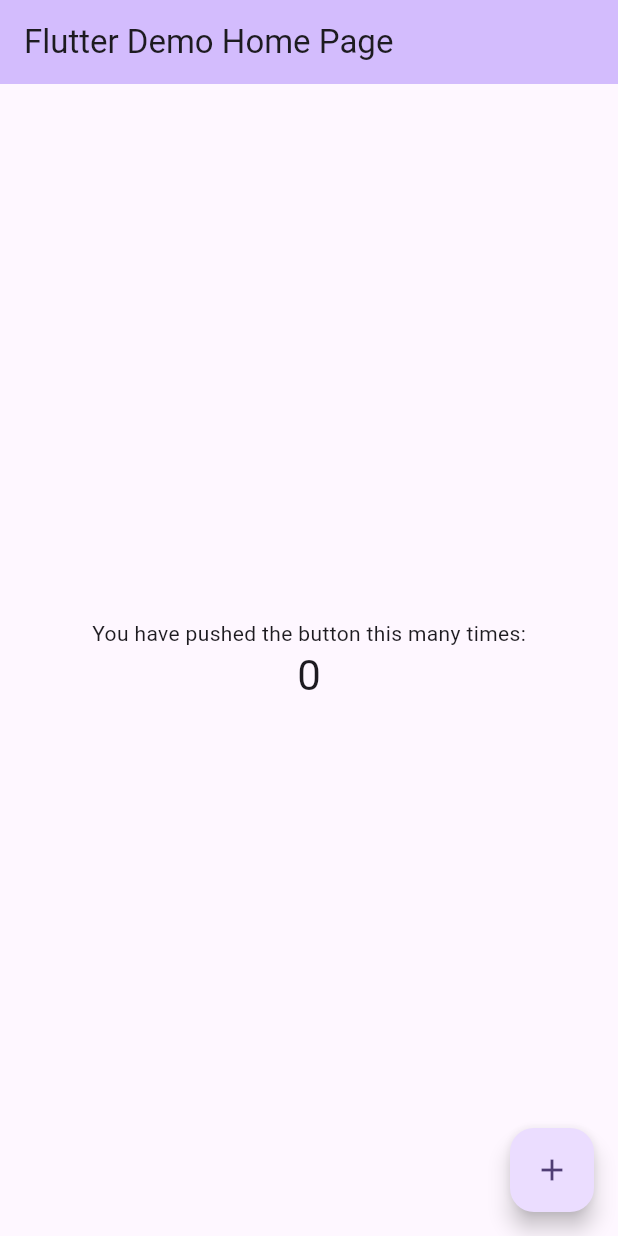
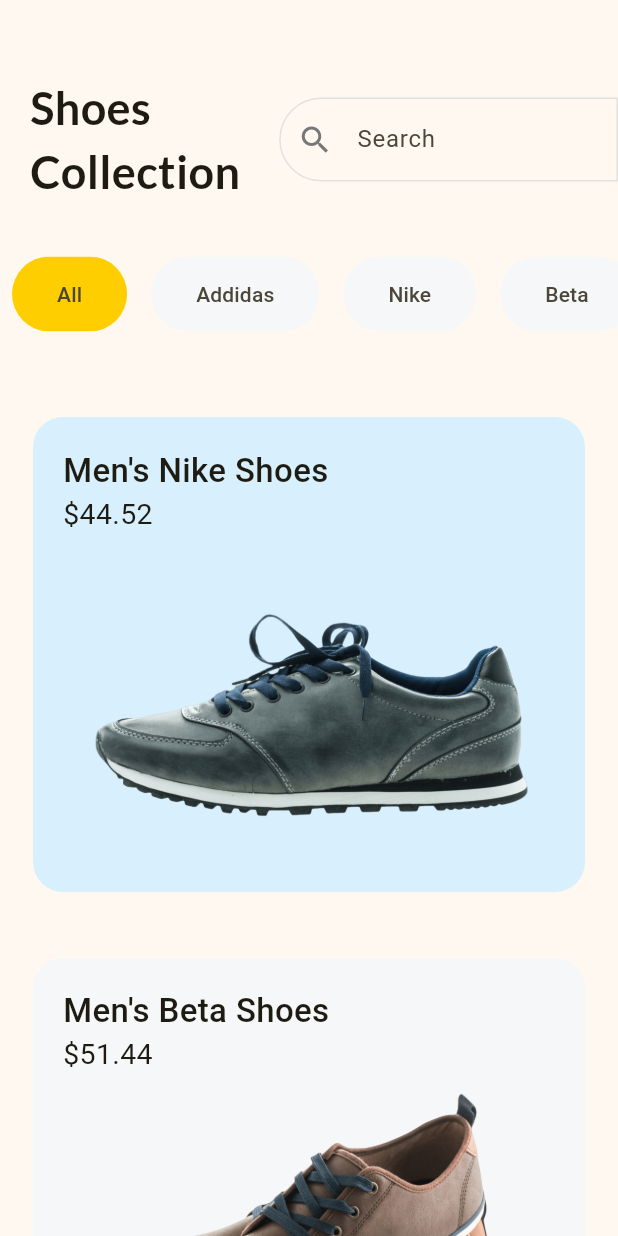
Before and after one commit to OmarHafez1/Flutter_Shopping_App, a Flutter app: the screen it shows after launch, on a phone screen of 412 x 824 dp. Run offline on Flutter 3.47's test engine with Material 3 defaults, Android fonts, the phone set to English and light mode, and no system bars.

Commit message:
Finished the Home Page (code is not refactored yet)

```diff
--- /dev/null
+++ b/lib/AvailableProducts.dart
@@ -0,0 +1,70 @@
+import 'package:shopping_app/Product.dart';
+
+List<Product> availableProducts = [
+  Product(
+    title: "Men's Nike Shoes",
+    price: 44.52,
+    sizes: [37, 38, 40, 42, 43],
+    imagePath: "assets/images/0.png",
+  ),
+  Product(
+    title: "Men's Beta Shoes",
+    price: 51.44,
+    sizes: [38, 39, 42, 43],
+    imagePath: "assets/images/1.png",
+  ),
+  Product(
+    title: "Addidas Shoes",
+    price: 38.99,
+    sizes: [37, 40, 42, 43, 44, 45],
+    imagePath: "assets/images/2.png",
+  ),
+  Product(
+    title: "Men's Beta Shoes",
+    price: 61.34,
+    sizes: [42, 43, 44, 45],
+    imagePath: "assets/images/3.png",
+  ),
+  Product(
+    title: "Nike Shoes",
+    price: 31.99,
+    sizes: [37, 38, 40, 42],
+    imagePath: "assets/images/4.png",
+  ),
+  Product(
+    title: "Beta Shoes",
+    price: 40.59,
+    sizes: [37, 38, 39, 40, 42, 43, 44],
+    imagePath: "assets/images/5.png",
+  ),
+  Product(
+    title: "Men's Nike Shoes",
+    price: 59.41,
+    sizes: [40, 42, 43],
+    imagePath: "assets/images/6.png",
+  ),
+  Product(
+    title: "Women's Addidas Shoes",
+    price: 39.19,
+    sizes: [37, 38, 40],
+    imagePath: "assets/images/7.png",
+  ),
+  Product(
+    title: "Men's Beta Shoes",
+    price: 44.25,
+    sizes: [37, 42, 43],
+    imagePath: "assets/images/8.png",
+  ),
+  Product(
+    title: "Addidas Shoes",
+    price: 41.99,
+    sizes: [38, 41, 42, 43],
+    imagePath: "assets/images/9.png",
+  ),
+  Product(
+    title: "Women's Beta Shoes",
+    price: 43.29,
+    sizes: [37, 38, 39, 40],
+    imagePath: "assets/images/10.png",
+  ),
+];
--- /dev/null
+++ b/lib/Product.dart
@@ -0,0 +1,12 @@
+class Product {
+  String title;
+  double price;
+  List<num> sizes;
+  String imagePath;
+  Product({
+    required this.title,
+    required this.price,
+    required this.sizes,
+    required this.imagePath,
+  });
+}
--- a/lib/main.dart
+++ b/lib/main.dart
@@ -1,4 +1,5 @@
 import 'package:flutter/material.dart';
+import 'package:shopping_app/AvailableProducts.dart';
 
 void main() {
   runApp(const MyApp());
@@ -6,120 +7,185 @@ void main() {
 
 class MyApp extends StatelessWidget {
   const MyApp({super.key});
-
-  // This widget is the root of your application.
   @override
   Widget build(BuildContext context) {
     return MaterialApp(
       title: 'Flutter Demo',
       theme: ThemeData(
-        // This is the theme of your application.
-        //
-        // TRY THIS: Try running your application with "flutter run". You'll see
-        // the application has a purple toolbar. Then, without quitting the app,
-        // try changing the seedColor in the colorScheme below to Colors.green
-        // and then invoke "hot reload" (save your changes or press the "hot
-        // reload" button in a Flutter-supported IDE, or press "r" if you used
-        // the command line to start the app).
-        //
-        // Notice that the counter didn't reset back to zero; the application
-        // state is not lost during the reload. To reset the state, use hot
-        // restart instead.
-        //
-        // This works for code too, not just values: Most code changes can be
-        // tested with just a hot reload.
-        colorScheme: ColorScheme.fromSeed(seedColor: Colors.deepPurple),
+        colorScheme: ColorScheme.fromSeed(
+          seedColor: const Color.fromRGBO(254, 206, 1, 1),
+          primary: const Color.fromRGBO(254, 206, 1, 1),
+        ),
+        inputDecorationTheme: InputDecorationTheme(
+          prefixIconColor: Color.fromRGBO(119, 119, 119, 1),
+        ),
         useMaterial3: true,
       ),
-      home: const MyHomePage(title: 'Flutter Demo Home Page'),
+      home: MyHomePage(),
     );
   }
 }
 
 class MyHomePage extends StatefulWidget {
-  const MyHomePage({super.key, required this.title});
-
-  // This widget is the home page of your application. It is stateful, meaning
-  // that it has a State object (defined below) that contains fields that affect
-  // how it looks.
-
-  // This class is the configuration for the state. It holds the values (in this
-  // case the title) provided by the parent (in this case the App widget) and
-  // used by the build method of the State. Fields in a Widget subclass are
-  // always marked "final".
-
-  final String title;
+  const MyHomePage({super.key});
 
   @override
   State<MyHomePage> createState() => _MyHomePageState();
 }
 
 class _MyHomePageState extends State<MyHomePage> {
-  int _counter = 0;
+  var border = OutlineInputBorder(
+    borderSide: BorderSide(
+      color: Color.fromRGBO(225, 225, 225, 1),
+    ),
+    borderRadius: BorderRadius.horizontal(
+      left: Radius.circular(
+        50,
+      ),
+    ),
+  );
+  List<String> filters = [
+    "All",
+    "Addidas",
+    "Nike",
+    "Beta",
+  ];
 
-  void _incrementCounter() {
-    setState(() {
-      // This call to setState tells the Flutter framework that something has
-      // changed in this State, which causes it to rerun the build method below
-      // so that the display can reflect the updated values. If we changed
-      // _counter without calling setState(), then the build method would not be
-      // called again, and so nothing would appear to happen.
-      _counter++;
-    });
-  }
+  int selectedChip = 0;
 
   @override
   Widget build(BuildContext context) {
-    // This method is rerun every time setState is called, for instance as done
-    // by the _incrementCounter method above.
-    //
-    // The Flutter framework has been optimized to make rerunning build methods
-    // fast, so that you can just rebuild anything that needs updating rather
-    // than having to individually change instances of widgets.
-    return Scaffold(
-      appBar: AppBar(
-        // TRY THIS: Try changing the color here to a specific color (to
-        // Colors.amber, perhaps?) and trigger a hot reload to see the AppBar
-        // change color while the other colors stay the same.
-        backgroundColor: Theme.of(context).colorScheme.inversePrimary,
-        // Here we take the value from the MyHomePage object that was created by
-        // the App.build method, and use it to set our appbar title.
-        title: Text(widget.title),
-      ),
-      body: Center(
-        // Center is a layout widget. It takes a single child and positions it
-        // in the middle of the parent.
-        child: Column(
-          // Column is also a layout widget. It takes a list of children and
-          // arranges them vertically. By default, it sizes itself to fit its
-          // children horizontally, and tries to be as tall as its parent.
-          //
-          // Column has various properties to control how it sizes itself and
-          // how it positions its children. Here we use mainAxisAlignment to
-          // center the children vertically; the main axis here is the vertical
-          // axis because Columns are vertical (the cross axis would be
-          // horizontal).
-          //
-          // TRY THIS: Invoke "debug painting" (choose the "Toggle Debug Paint"
-          // action in the IDE, or press "p" in the console), to see the
-          // wireframe for each widget.
-          mainAxisAlignment: MainAxisAlignment.center,
-          children: <Widget>[
-            const Text(
-              'You have pushed the button this many times:',
+    Color KChipColor = Color.fromRGBO(245, 247, 249, 1);
+    Color KSelectedChipColor = Theme.of(context).primaryColor;
+    return SafeArea(
+      child: Scaffold(
+        body: Column(
+          crossAxisAlignment: CrossAxisAlignment.start,
+          children: [
+            Padding(
+              padding: const EdgeInsets.only(
+                left: 20,
+                top: 50,
+              ),
+              child: Row(
+                children: [
+                  Text(
+                    "Shoes\nCollection",
+                    style: TextStyle(
+                      fontFamily: "Lato",
+                      fontWeight: FontWeight.bold,
+                      fontSize: 30,
+                    ),
+                  ),
+                  SizedBox(
+                    width: 26,
+                  ),
+                  Expanded(
+                    child: TextField(
+                      decoration: InputDecoration(
+                        prefixIcon: Icon(
+                          Icons.search,
+                        ),
+                        hintText: "Search",
+                        border: border,
+                        enabledBorder: border,
+                        focusedBorder: border,
+                      ),
+                    ),
+                  ),
+                ],
+              ),
             ),
-            Text(
-              '$_counter',
-              style: Theme.of(context).textTheme.headlineMedium,
+            SizedBox(
+              height: 120,
+              child: ListView.builder(
+                scrollDirection: Axis.horizontal,
+                itemCount: filters.length,
+                itemBuilder: (context, index) {
+                  return Padding(
+                    padding: const EdgeInsets.all(8.0),
+                    child: GestureDetector(
+                      onTap: () {
+                        setState(() {
+                          selectedChip = index;
+                        });
+                      },
+                      child: Chip(
+                        backgroundColor: index == selectedChip
+                            ? KSelectedChipColor
+                            : KChipColor,
+                        label: Text(
+                          filters[index],
+                        ),
+                        padding: EdgeInsets.symmetric(
+                          horizontal: 22,
+                          vertical: 15,
+                        ),
+                        labelStyle: TextStyle(
+                          fontSize: 14,
+                        ),
+                        shape: RoundedRectangleBorder(
+                          borderRadius: BorderRadius.circular(
+                            30,
+                          ),
+                          side: BorderSide(
+                            color: Color.fromRGBO(255, 255, 255, 0),
+                            width: 0,
+                          ),
+                        ),
+                      ),
+                    ),
+                  );
+                },
+              ),
+            ),
+            Expanded(
+              child: ListView.builder(
+                itemCount: 11,
+                itemBuilder: (context, index) {
+                  return Padding(
+                    padding: const EdgeInsets.all(22.0),
+                    child: Container(
+                      decoration: BoxDecoration(
+                        borderRadius: BorderRadius.all(
+                          Radius.circular(20),
+                        ),
+                        color: index.isEven
+                            ? Color.fromRGBO(216, 240, 253, 1)
+                            : Color.fromRGBO(245, 247, 249, 1),
+                      ),
+                      child: Padding(
+                        padding: const EdgeInsets.all(20.0),
+                        child: Column(
+                          crossAxisAlignment: CrossAxisAlignment.start,
+                          children: [
+                            Text(
+                              availableProducts[index].title,
+                              style: TextStyle(
+                                fontSize: 22,
+                                fontWeight: FontWeight.w500,
+                              ),
+                            ),
+                            Text(
+                              style: TextStyle(
+                                fontSize: 19,
+                              ),
+                              "\$${availableProducts[index].price.toString()}",
+                            ),
+                            Image.asset(
+                              availableProducts[index].imagePath,
+                            ),
+                          ],
+                        ),
+                      ),
+                    ),
+                  );
+                },
+              ),
             ),
           ],
         ),
       ),
-      floatingActionButton: FloatingActionButton(
-        onPressed: _incrementCounter,
-        tooltip: 'Increment',
-        child: const Icon(Icons.add),
-      ), // This trailing comma makes auto-formatting nicer for build methods.
     );
   }
 }
```
Also changed, not shown: pubspec.yaml (+9 -10 lines), assets/fonts/Lato-Bold.ttf (added), assets/fonts/Lato-Light.ttf (added), assets/images/0.png (added), assets/images/1.png (added), assets/images/10.png (added), assets/images/2.png (added), assets/images/3.png (added), assets/images/4.png (added), assets/images/5.png (added), assets/images/6.png (added), pubspec.lock, 3 other files.
